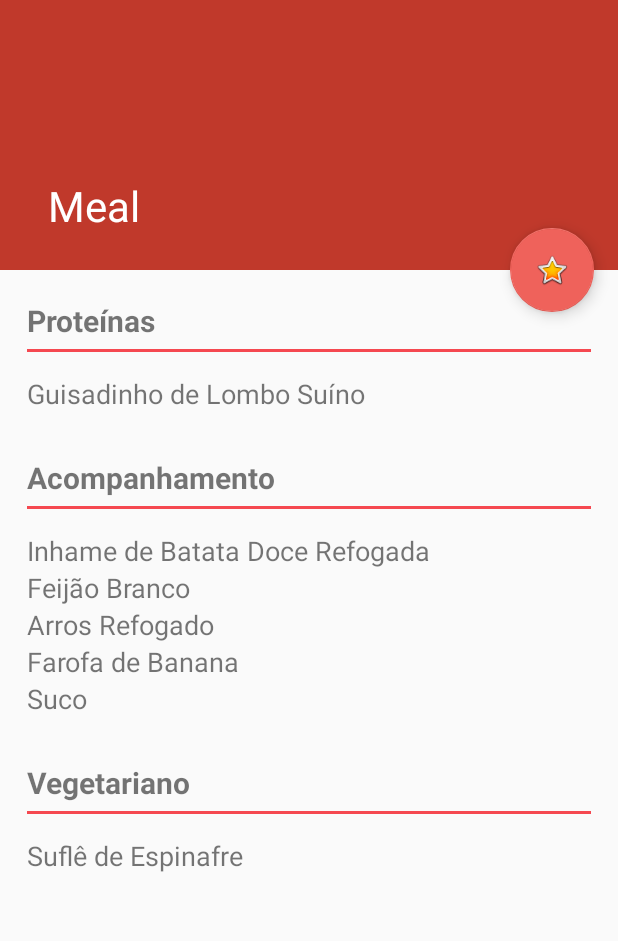
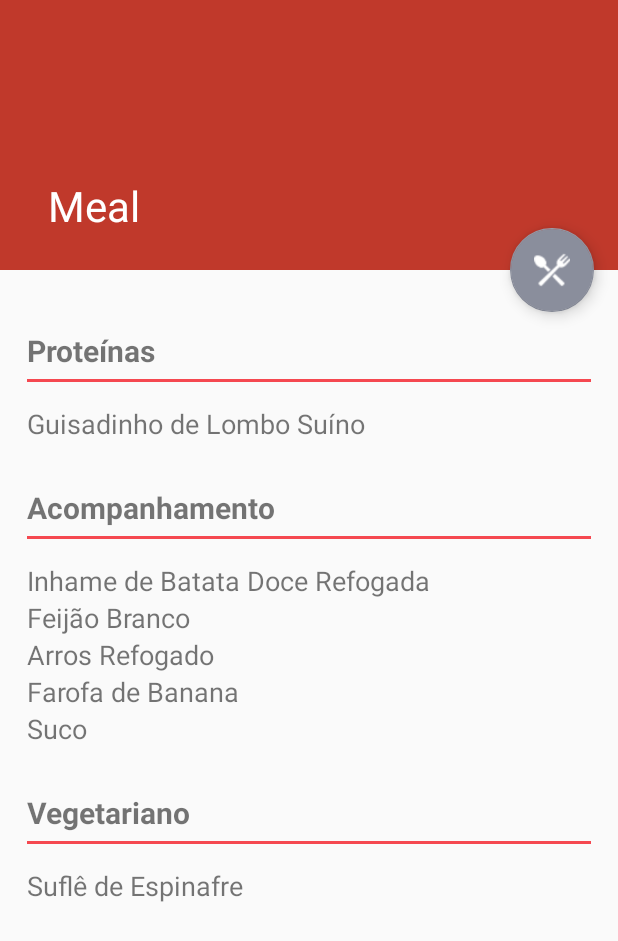
Before and after one commit to kaiomax/RUSpotlight, an Android app: the MealActivity screen opened directly, with no data from a screen before it, on a phone screen of 412 x 824 dp. Shown: the top 941 px of the screen. Run offline under Robolectric (Android 15) with nearby library versions, the phone set to English and light mode, and no system bars.

Commit message:
Added the Finished Meal Button.

```diff
--- a/app/src/main/java/br/ruspotlight/MainActivity.java
+++ b/app/src/main/java/br/ruspotlight/MainActivity.java
@@ -87,7 +87,7 @@ public class MainActivity extends AppCompatActivity {
     }
 
     public void botaoAlmoco(View view){
-        Intent i = new Intent(this, cardapioActivity.class);
+        Intent i = new Intent(this, MealActivity.class);
         startActivity(i);
     }
 }
--- a/app/src/main/java/br/ruspotlight/MealActivity.java
+++ b/app/src/main/java/br/ruspotlight/MealActivity.java
@@ -12,8 +12,10 @@ import android.widget.RatingBar;
 
 public class MealActivity extends AppCompatActivity {
 
-    private boolean checked;
+    private boolean checkedFab;
+    private boolean checkedRat;
     private FloatingActionButton fab;
+    private FloatingActionButton rating;
     private View inflated;
     private ViewStub stub;
     private RatingBar mealRating;
@@ -27,8 +29,13 @@ public class MealActivity extends AppCompatActivity {
         setSupportActionBar(toolbar);
 
         fab = (FloatingActionButton) findViewById(R.id.fab);
-        fab.setBackgroundTintList(ColorStateList.valueOf(0xFFef625b));
-        checked = false;
+        fab.setBackgroundTintList(ColorStateList.valueOf(0xFF8A8E9C));
+        checkedFab = false;
+
+        rating = (FloatingActionButton) findViewById(R.id.rating);
+        rating.setBackgroundTintList(ColorStateList.valueOf(0xFFef625b));
+        checkedRat = false;
+        rating.setVisibility(View.GONE);
 
         stub = (ViewStub) findViewById(R.id.stub_ranking);
         inflated = stub.inflate();
@@ -36,18 +43,30 @@ public class MealActivity extends AppCompatActivity {
 
         mealRating = (RatingBar) findViewById(R.id.rating_bar);
 
-        fab.setOnClickListener(new View.OnClickListener() {
+        rating.setOnClickListener(new View.OnClickListener() {
             @Override
             public void onClick(View view) {
-                if (!checked){
-
-                    checked = true;
+                if (!checkedRat){
+                    checkedRat = true;
                     inflated.setVisibility(View.VISIBLE);
                 }else{
                     inflated.setVisibility(View.GONE);
-                    checked = false;
+                    checkedRat = false;
                 }
 
+            }
+        });
+
+        fab.setOnClickListener(new View.OnClickListener(){
+            @Override
+            public void onClick(View view){
+                if (!checkedFab) {
+                    fab.setImageResource(R.drawable.check);
+                    fab.setBackgroundTintList(ColorStateList.valueOf(0xFF4CAF50));
+                    checkedFab = true;
+                    fab.setClickable(false);
+                    rating.setVisibility(View.VISIBLE);
+                }
             }
         });
 
@@ -63,7 +82,7 @@ public class MealActivity extends AppCompatActivity {
         mealRating.setOnRatingBarChangeListener(new RatingBar.OnRatingBarChangeListener() {
             @Override
             public void onRatingChanged(RatingBar ratingBar, float v, boolean b) {
-                fab.setBackgroundTintList(ColorStateList.valueOf(0xFF4CAF50));
+                rating.setBackgroundTintList(ColorStateList.valueOf(0xFF4CAF50));
                 mealRating.setClickable(false);
                 mealRating.setFocusable(false);
             }
--- a/app/src/main/res/layout/activity_meal.xml
+++ b/app/src/main/res/layout/activity_meal.xml
@@ -33,15 +33,28 @@
         </android.support.design.widget.CollapsingToolbarLayout>
     </android.support.design.widget.AppBarLayout>
 
-    <include layout="@layout/content_meal" />
+    <include layout="@layout/content_meal"
+        android:id="@+id/include" />
 
     <android.support.design.widget.FloatingActionButton
         android:id="@+id/fab"
         android:layout_width="wrap_content"
         android:layout_height="wrap_content"
         android:layout_margin="@dimen/fab_margin"
+        app:fabSize="normal"
         app:layout_anchor="@id/app_bar"
         app:layout_anchorGravity="bottom|end"
-        app:srcCompat="@android:drawable/btn_star_big_on"/>
+        app:srcCompat="@drawable/garfofaca"/>
+
+    <android.support.design.widget.FloatingActionButton
+        android:id="@+id/rating"
+        android:layout_width="wrap_content"
+        android:layout_height="wrap_content"
+        android:layout_margin="@dimen/fab_margin"
+        app:fabSize="mini"
+        app:srcCompat="@android:drawable/btn_star_big_on"
+        app:layout_anchor="@+id/include"
+        app:layout_anchorGravity="top|center_horizontal"
+        android:layout_gravity="center_vertical|center_horizontal" />
 
 </android.support.design.widget.CoordinatorLayout>
--- a/app/src/main/res/layout/content_meal.xml
+++ b/app/src/main/res/layout/content_meal.xml
@@ -32,7 +32,7 @@
                 android:layout_width="wrap_content"
                 android:layout_height="wrap_content"
                 android:id="@+id/proteinasTView"
-                android:layout_marginTop="20dp"
+                android:layout_marginTop="40dp"
                 android:layout_marginLeft="18dp"/>
 
             <View
```
